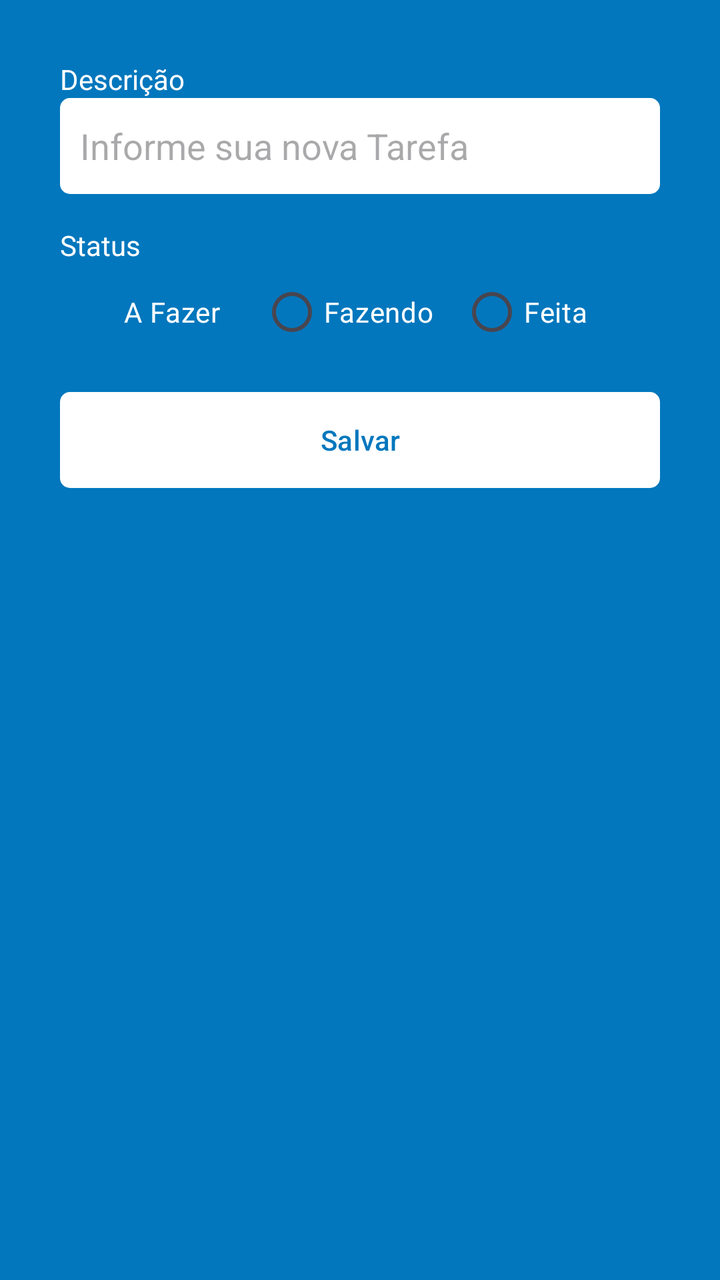
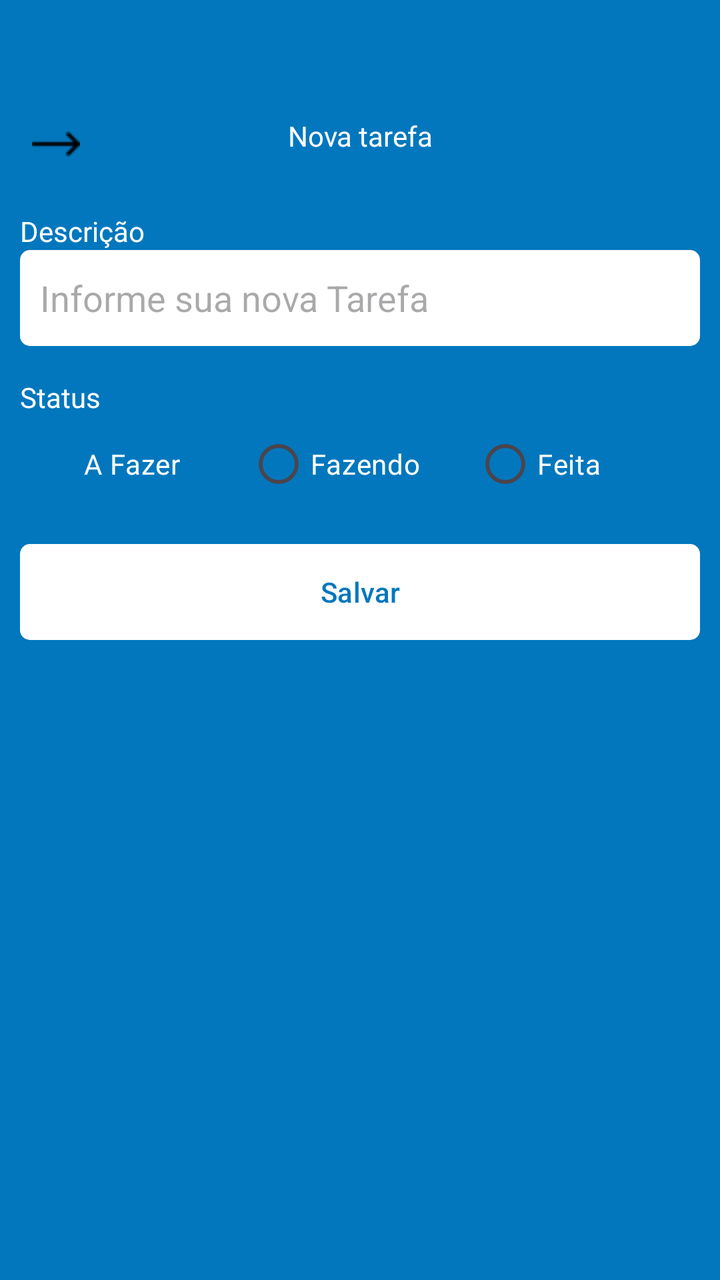

An Android layout rendered at two revisions. The XML below is the earlier revision; the diff shows what the commit changed to produce the second picture.
<!-- AndroidManifest.xml: application theme Theme.Task -->
<!-- res/layout/fragment_form_task.xml -->
<?xml version="1.0" encoding="utf-8"?>
<ScrollView
    xmlns:android="http://schemas.android.com/apk/res/android"
    xmlns:tools="http://schemas.android.com/tools"
    android:layout_width="match_parent"
    android:layout_height="match_parent"
    xmlns:app="http://schemas.android.com/apk/res-auto"
    tools:context=".ui.FormTaskFragment"
    android:padding="20dp"
    android:fillViewport="true">

    <androidx.constraintlayout.widget.ConstraintLayout
        android:layout_width="match_parent"
        android:layout_height="wrap_content"
        android:padding="10dp">

        <TextView
            android:id="@+id/textView"
            android:layout_width="wrap_content"
            android:layout_height="wrap_content"
            android:text="@string/label_descricao"
            android:textColor="@color/white"
            app:layout_constraintStart_toStartOf="parent"
            app:layout_constraintTop_toTopOf="parent" />

        <EditText
            android:id="@+id/editTextDescricao"
            android:layout_width="match_parent"
            android:layout_height="48dp"
            android:background="@drawable/bg_edit_text"
            android:hint="@string/hint_nova_tarefa"
            android:padding="10dp"
            android:inputType="text"
            android:autofillHints=""
            app:layout_constraintEnd_toEndOf="parent"
            app:layout_constraintStart_toStartOf="parent"
            app:layout_constraintTop_toBottomOf="@+id/textView" />

        <TextView
            android:id="@+id/textviewStatus"
            android:layout_width="wrap_content"
            android:layout_height="wrap_content"
            android:layout_marginTop="16sp"
            android:text="@string/label_status"
            android:textColor="@color/white"
            app:layout_constraintStart_toStartOf="parent"
            app:layout_constraintTop_toBottomOf="@+id/editTextDescricao" />

        <RadioGroup
            android:id="@+id/radioGroup"
            android:layout_width="match_parent"
            android:layout_height="wrap_content"
            android:orientation="horizontal"
            app:layout_constraintEnd_toEndOf="parent"
            app:layout_constraintStart_toStartOf="parent"
            app:layout_constraintTop_toBottomOf="@+id/textviewStatus">

            <RadioButton
                android:id="@+id/rbTodo"
                android:layout_width="88dp"
                android:layout_height="wrap_content"
                android:buttonTint="@color/white"
                android:layout_weight="1"
                android:checked="true"
                android:text="@string/status_a_fazer"
                android:textColor="@color/white" />

            <RadioButton
                android:id="@+id/rbDoing"
                android:layout_width="88dp"
                android:layout_height="wrap_content"
                android:buttonTint="@color/white"
                android:layout_weight="1"
                android:text="@string/status_fazendo"
                android:textColor="@color/white" />

            <RadioButton
                android:id="@+id/rbDone"
                android:layout_width="88dp"
                android:layout_height="wrap_content"
                android:buttonTint="@color/white"
                android:layout_weight="1"
                android:text="@string/status_feita"
                android:textColor="@color/white" />

        </RadioGroup>

        <com.google.android.material.button.MaterialButton
            android:id="@+id/buttonSave"
            android:layout_width="match_parent"
            android:layout_height="wrap_content"
            android:layout_marginTop="16dp"
            android:background="@drawable/bg_btn"
            android:text="@string/btn_salvar"
            android:textAllCaps="false"
            android:textColor="@color/color_default"
            app:backgroundTint="@null"
            app:layout_constraintEnd_toEndOf="parent"
            app:layout_constraintStart_toStartOf="parent"
            app:layout_constraintTop_toBottomOf="@+id/radioGroup" />

        <ProgressBar
            android:id="@+id/progressBar"
            android:layout_width="wrap_content"
            android:layout_height="wrap_content"
            android:layout_marginTop="8dp"
            android:layout_gravity="center"
            android:indeterminateTint="@color/white"
            android:visibility="invisible"
            tools:visibility="visible"
            app:layout_constraintEnd_toEndOf="parent"
            app:layout_constraintStart_toStartOf="parent"
            app:layout_constraintTop_toBottomOf="@+id/buttonSave" />

    </androidx.constraintlayout.widget.ConstraintLayout>

</ScrollView>
<!-- resources referenced by this layout -->
<resources>
  <color name="color_default">#0277BD</color>.
  <color name="white">#FFFFFFFF</color>
  <!-- drawable bg_btn (drawable) -->
  <?xml version="1.0" encoding="utf-8"?>
  <shape xmlns:android="http://schemas.android.com/apk/res/android"
      android:shape="rectangle">
  
      <solid android:color="@color/white"/>
      <corners android:radius="5dp"/>
  
  </shape>
  <!-- drawable bg_edit_text (drawable) -->
  <?xml version="1.0" encoding="utf-8"?>
  <shape xmlns:android="http://schemas.android.com/apk/res/android">
      android:shape="rectangle">
  
      <solid android:color="@color/white"/>
      <corners android:radius="5dp"/>
  
  </shape>
  <string name="btn_salvar">Salvar</string>
  <string name="hint_nova_tarefa">Informe sua nova Tarefa</string>
  <string name="label_descricao">Descrição</string>
  <string name="label_status">Status</string>
  <string name="status_a_fazer">A Fazer</string>
  <string name="status_fazendo">Fazendo</string>
  <string name="status_feita">Feita</string>
  <style name="Theme.Task" parent="Base.Theme.Task" />
  <style name="Base.Theme.Task" parent="Theme.Material3.DayNight.NoActionBar">
  
          
  
          
  
          <item name="colorPrimary">@color/color_default</item>
  
          <item name="colorPrimaryVariant">@color/color_default</item>
  
          <item name="android:windowBackground">@color/color_default</item>
  
  
      </style>
</resources>

<!-- the commit's change to res/layout/fragment_form_task.xml (unified diff, before → after) -->
@@ -5,113 +5,135 @@
     android:layout_width="match_parent"
     android:layout_height="match_parent"
     xmlns:app="http://schemas.android.com/apk/res-auto"
-    tools:context=".ui.FormTaskFragment"
-    android:padding="20dp"
-    android:fillViewport="true">
+    android:fillViewport="true"
+    tools:context=".ui.FormTaskFragment">
 
-    <androidx.constraintlayout.widget.ConstraintLayout
+    <LinearLayout
         android:layout_width="match_parent"
         android:layout_height="wrap_content"
-        android:padding="10dp">
+        android:orientation="vertical">
 
-        <TextView
-            android:id="@+id/textView"
-            android:layout_width="wrap_content"
-            android:layout_height="wrap_content"
-            android:text="@string/label_descricao"
-            android:textColor="@color/white"
-            app:layout_constraintStart_toStartOf="parent"
-            app:layout_constraintTop_toTopOf="parent" />
-
-        <EditText
-            android:id="@+id/editTextDescricao"
-            android:layout_width="match_parent"
-            android:layout_height="48dp"
-            android:background="@drawable/bg_edit_text"
-            android:hint="@string/hint_nova_tarefa"
-            android:padding="10dp"
-            android:inputType="text"
-            android:autofillHints=""
-            app:layout_constraintEnd_toEndOf="parent"
-            app:layout_constraintStart_toStartOf="parent"
-            app:layout_constraintTop_toBottomOf="@+id/textView" />
-
-        <TextView
-            android:id="@+id/textviewStatus"
-            android:layout_width="wrap_content"
-            android:layout_height="wrap_content"
-            android:layout_marginTop="16sp"
-            android:text="@string/label_status"
-            android:textColor="@color/white"
-            app:layout_constraintStart_toStartOf="parent"
-            app:layout_constraintTop_toBottomOf="@+id/editTextDescricao" />
-
-        <RadioGroup
-            android:id="@+id/radioGroup"
+        <com.google.android.material.appbar.MaterialToolbar
             android:layout_width="match_parent"
             android:layout_height="wrap_content"
-            android:orientation="horizontal"
-            app:layout_constraintEnd_toEndOf="parent"
-            app:layout_constraintStart_toStartOf="parent"
-            app:layout_constraintTop_toBottomOf="@+id/textviewStatus">
+            android:id="@+id/toolbar"
+            app:navigationIcon="@drawable/icback"
+            android:paddingTop="40dp">
 
-            <RadioButton
-                android:id="@+id/rbTodo"
-                android:layout_width="88dp"
+            <TextView
+                android:layout_width="wrap_content"
                 android:layout_height="wrap_content"
-                android:buttonTint="@color/white"
-                android:layout_weight="1"
-                android:checked="true"
-                android:text="@string/status_a_fazer"
-                android:textColor="@color/white" />
+                android:text="Nova tarefa"
+                android:textColor="@color/white"
+                android:layout_gravity="center_horizontal"/>
 
-            <RadioButton
-                android:id="@+id/rbDoing"
-                android:layout_width="88dp"
-                android:layout_height="wrap_content"
-                android:buttonTint="@color/white"
-                android:layout_weight="1"
-                android:text="@string/status_fazendo"
-                android:textColor="@color/white" />
+        </com.google.android.material.appbar.MaterialToolbar>
 
-            <RadioButton
-                android:id="@+id/rbDone"
-                android:layout_width="88dp"
-                android:layout_height="wrap_content"
-                android:buttonTint="@color/white"
-                android:layout_weight="1"
-                android:text="@string/status_feita"
-                android:textColor="@color/white" />
-
-        </RadioGroup>
-
-        <com.google.android.material.button.MaterialButton
-            android:id="@+id/buttonSave"
+        <androidx.constraintlayout.widget.ConstraintLayout
             android:layout_width="match_parent"
             android:layout_height="wrap_content"
-            android:layout_marginTop="16dp"
-            android:background="@drawable/bg_btn"
-            android:text="@string/btn_salvar"
-            android:textAllCaps="false"
-            android:textColor="@color/color_default"
-            app:backgroundTint="@null"
-            app:layout_constraintEnd_toEndOf="parent"
-            app:layout_constraintStart_toStartOf="parent"
-            app:layout_constraintTop_toBottomOf="@+id/radioGroup" />
+            android:padding="10dp">
 
-        <ProgressBar
-            android:id="@+id/progressBar"
-            android:layout_width="wrap_content"
-            android:layout_height="wrap_content"
-            android:layout_marginTop="8dp"
-            android:layout_gravity="center"
-            android:indeterminateTint="@color/white"
-            android:visibility="invisible"
-            tools:visibility="visible"
-            app:layout_constraintEnd_toEndOf="parent"
-            app:layout_constraintStart_toStartOf="parent"
-            app:layout_constraintTop_toBottomOf="@+id/buttonSave" />
+            <TextView
+                android:id="@+id/textView"
+                android:layout_width="wrap_content"
+                android:layout_height="wrap_content"
+                android:text="@string/label_descricao"
+                android:textColor="@color/white"
+                app:layout_constraintStart_toStartOf="parent"
+                app:layout_constraintTop_toTopOf="parent" />
 
-    </androidx.constraintlayout.widget.ConstraintLayout>
+            <EditText
+                android:id="@+id/editTextDescricao"
+                android:layout_width="match_parent"
+                android:layout_height="48dp"
+                android:background="@drawable/bg_edit_text"
+                android:hint="@string/hint_nova_tarefa"
+                android:padding="10dp"
+                android:inputType="text"
+                android:autofillHints=""
+                app:layout_constraintEnd_toEndOf="parent"
+                app:layout_constraintStart_toStartOf="parent"
+                app:layout_constraintTop_toBottomOf="@+id/textView" />
+
+            <TextView
+                android:id="@+id/textviewStatus"
+                android:layout_width="wrap_content"
+                android:layout_height="wrap_content"
+                android:layout_marginTop="16sp"
+                android:text="@string/label_status"
+                android:textColor="@color/white"
+                app:layout_constraintStart_toStartOf="parent"
+                app:layout_constraintTop_toBottomOf="@+id/editTextDescricao" />
+
+            <RadioGroup
+                android:id="@+id/radioGroup"
+                android:layout_width="match_parent"
+                android:layout_height="wrap_content"
+                android:orientation="horizontal"
+                app:layout_constraintEnd_toEndOf="parent"
+                app:layout_constraintStart_toStartOf="parent"
+                app:layout_constraintTop_toBottomOf="@+id/textviewStatus">
+
+                <RadioButton
+                    android:id="@+id/rbTodo"
+                    android:layout_width="88dp"
+                    android:layout_height="wrap_content"
+                    android:buttonTint="@color/white"
+                    android:layout_weight="1"
+                    android:checked="true"
+                    android:text="@string/status_a_fazer"
+                    android:textColor="@color/white" />
+
+                <RadioButton
+                    android:id="@+id/rbDoing"
+                    android:layout_width="88dp"
+                    android:layout_height="wrap_content"
+                    android:buttonTint="@color/white"
+                    android:layout_weight="1"
+                    android:text="@string/status_fazendo"
+                    android:textColor="@color/white" />
+
+                <RadioButton
+                    android:id="@+id/rbDone"
+                    android:layout_width="88dp"
+                    android:layout_height="wrap_content"
+                    android:buttonTint="@color/white"
+                    android:layout_weight="1"
+                    android:text="@string/status_feita"
+                    android:textColor="@color/white" />
+
+            </RadioGroup>
+
+            <com.google.android.material.button.MaterialButton
+                android:id="@+id/buttonSave"
+                android:layout_width="match_parent"
+                android:layout_height="wrap_content"
+                android:layout_marginTop="16dp"
+                android:background="@drawable/bg_btn"
+                android:text="@string/btn_salvar"
+                android:textAllCaps="false"
+                android:textColor="@color/color_default"
+                app:backgroundTint="@null"
+                app:layout_constraintEnd_toEndOf="parent"
+                app:layout_constraintStart_toStartOf="parent"
+                app:layout_constraintTop_toBottomOf="@+id/radioGroup" />
+
+            <ProgressBar
+                android:id="@+id/progressBar"
+                android:layout_width="wrap_content"
+                android:layout_height="wrap_content"
+                android:layout_marginTop="8dp"
+                android:layout_gravity="center"
+                android:indeterminateTint="@color/white"
+                android:visibility="invisible"
+                tools:visibility="visible"
+                app:layout_constraintEnd_toEndOf="parent"
+                app:layout_constraintStart_toStartOf="parent"
+                app:layout_constraintTop_toBottomOf="@+id/buttonSave" />
+
+        </androidx.constraintlayout.widget.ConstraintLayout>
+
+    </LinearLayout>
 
 </ScrollView>
<!-- resource entries referenced after the edit -->
@@ -20,6 +20,7 @@
       <corners android:radius="5dp"/>
   
   </shape>
+  <!-- drawable icback: png bitmap (drawable, 184 bytes) -->
   <string name="btn_salvar">Salvar</string>
   <string name="hint_nova_tarefa">Informe sua nova Tarefa</string>
   <string name="label_descricao">Descrição</string>
